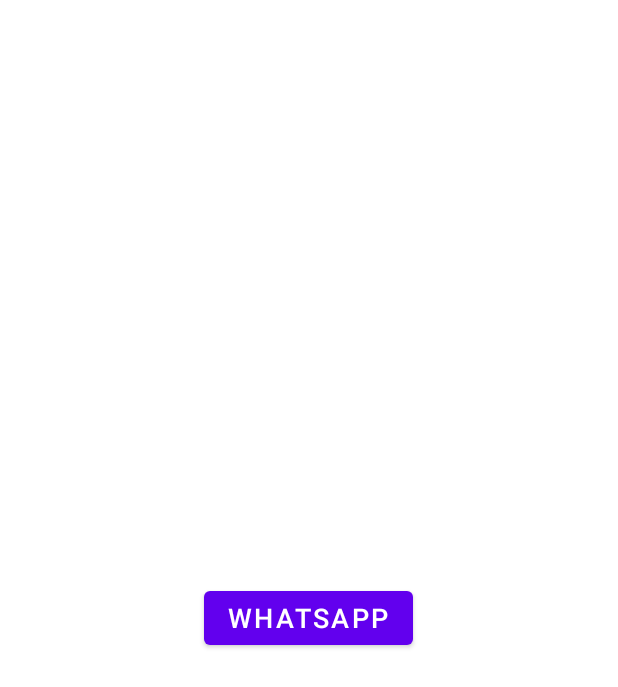
After one commit to sumit2607/GirlFriend_Renting_Service, an Android app: the WhatsAppIntegration screen opened directly, with no data from a screen before it, on a phone screen of 412 x 824 dp. The commit adds this screen. Shown: the top 687 px of the screen. Run offline under Robolectric (Android 15) with nearby library versions, the phone set to English and light mode, and no system bars.

Commit message:
Done............WhatsApp Integration........

```diff
--- /dev/null
+++ b/app/src/main/java/com/example/girlfriend_renting_service/WhatsAppIntegration.java
@@ -0,0 +1,53 @@
+package com.example.girlfriend_renting_service;
+
+import androidx.appcompat.app.AppCompatActivity;
+
+import android.content.Intent;
+import android.content.pm.PackageManager;
+import android.net.Uri;
+import android.os.Bundle;
+import android.view.View;
+import android.widget.Button;
+import android.widget.Toast;
+
+public class WhatsAppIntegration extends AppCompatActivity {
+    Button mBtnSendMessage;
+
+    @Override
+    protected void onCreate(Bundle savedInstanceState) {
+        super.onCreate(savedInstanceState);
+        setContentView(R.layout.activity_whats_app_integration);
+        mBtnSendMessage = findViewById(R.id.btnSendMessageWhatsApp);
+
+        final String num = "+919354970077";
+        final String text = "Hello";
+
+        mBtnSendMessage.setOnClickListener(new View.OnClickListener() {
+            @Override
+            public void onClick(View v) {
+                boolean installed = isAppInstalled();
+                if (installed) {
+                    Intent intent = new Intent(Intent.ACTION_VIEW);
+                    intent.setData(Uri.parse("http://api.whatsapp.com/send?phone="+num+"&text="+ text));
+                    startActivity(intent);
+                }
+                else{
+                    Toast.makeText(WhatsAppIntegration.this, "Whatsapp is not installed!", Toast.LENGTH_SHORT).show();
+                }
+            }
+        });
+    }
+    private boolean isAppInstalled() {
+        PackageManager packageManager = getPackageManager();
+        boolean is_installed;
+        try {
+            packageManager.getPackageInfo("com.whatsapp", PackageManager.GET_ACTIVITIES);
+            is_installed = true;
+        }
+        catch (PackageManager.NameNotFoundException e) {
+            is_installed = false;
+            e.printStackTrace();
+        }
+        return is_installed;
+    }
+}
--- /dev/null
+++ b/app/src/main/res/layout/activity_whats_app_integration.xml
@@ -0,0 +1,15 @@
+<?xml version="1.0" encoding="utf-8"?>
+<RelativeLayout
+    xmlns:android="http://schemas.android.com/apk/res/android"
+    xmlns:tools="http://schemas.android.com/tools"
+    android:layout_width="match_parent"
+    android:layout_height="match_parent"
+    tools:context=".WhatsAppIntegration">
+    <Button
+        android:id="@+id/btnSendMessageWhatsApp"
+        android:layout_centerInParent="true"
+        android:text="Whatsapp"
+        android:textSize="18sp"
+        android:layout_width="wrap_content"
+        android:layout_height="wrap_content"/>
+</RelativeLayout>
--- a/app/src/main/res/menu/bottom_navigation.xml
+++ b/app/src/main/res/menu/bottom_navigation.xml
@@ -13,4 +13,8 @@
         android:id="@+id/payment"
         android:icon="@drawable/ic_home"
         android:title="Payment"/>
+    <item
+        android:id="@+id/profile"
+        android:icon="@drawable/ic_home"
+        android:title="Profile"/>
 </menu>
```
Also changed, not shown: app/src/main/AndroidManifest.xml (+9 -6 lines), app/src/main/java/com/example/girlfriend_renting_service/MainActivity.java (+5 -5 lines).
